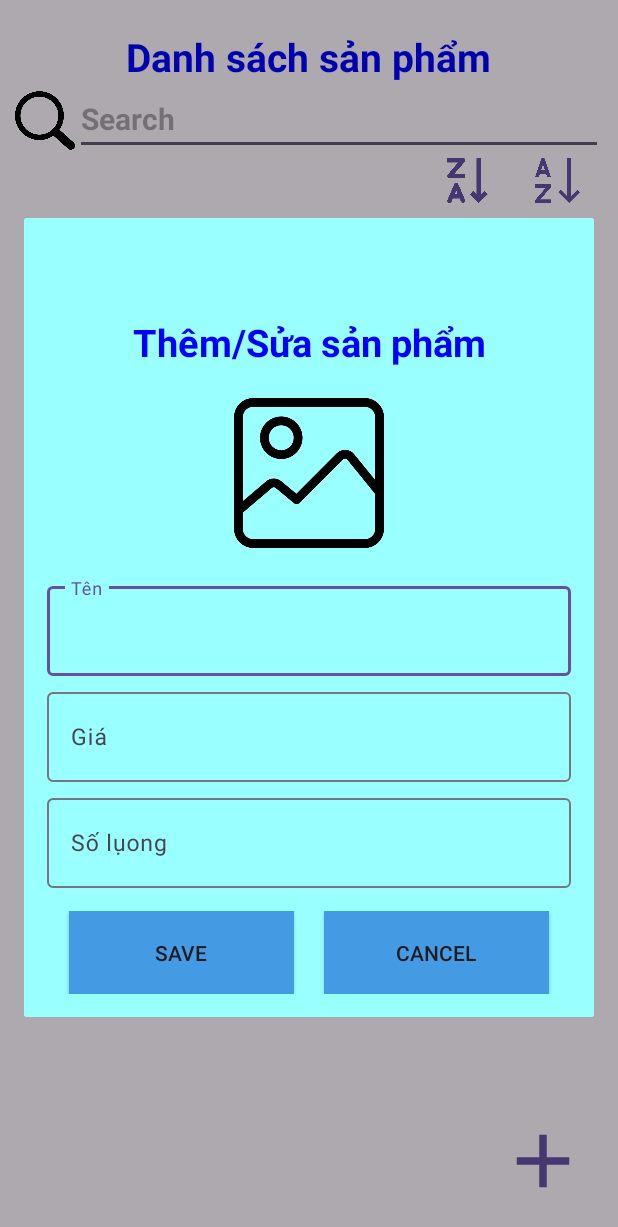
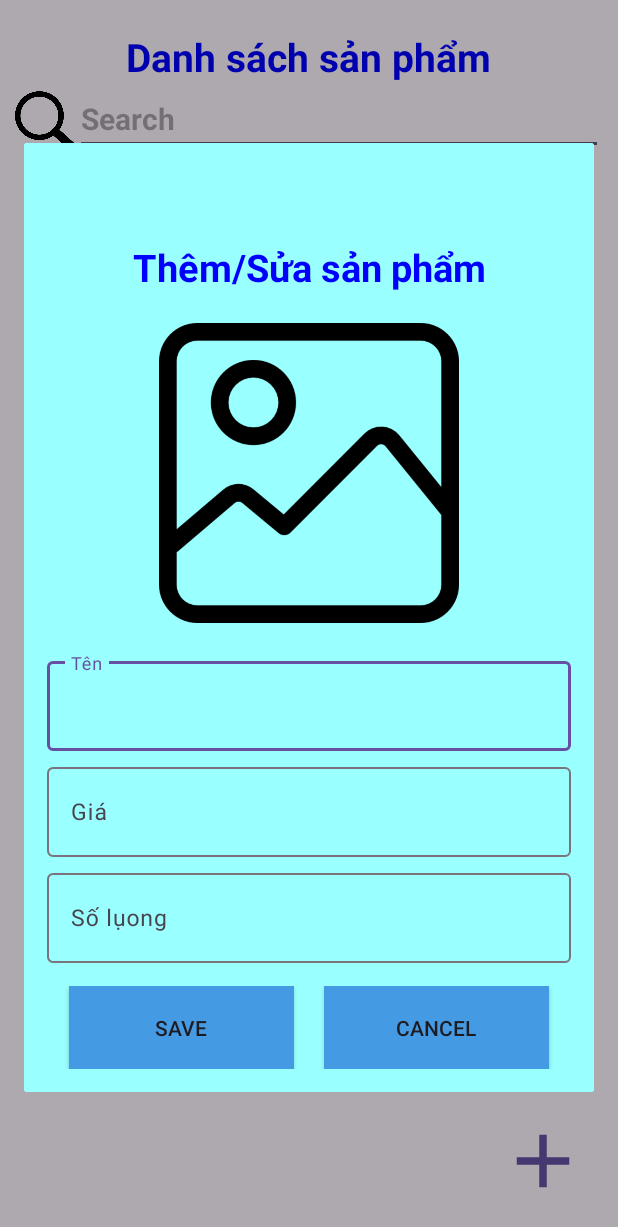
Before and after one commit to anhtaplaptrinh/Assgment1_ph43396_Rest_API, an Android app: the Home screen opened directly, with no data from a screen before it, after a tap on an icon or button, on a phone screen of 412 x 824 dp. Shown: the top 1227 px of the screen. Run offline under Robolectric (Android 15) with nearby library versions, the phone set to English and light mode, and no system bars; pictures from the network do not load.

Commit message:
update asm2

```diff
--- a/app/src/main/java/com/example/assgment_ph43396_rest_api_and/APIServer.java
+++ b/app/src/main/java/com/example/assgment_ph43396_rest_api_and/APIServer.java
@@ -37,7 +37,7 @@ public interface APIServer {
     @Multipart
     @POST("/api/add")
     Call<SanphamModel> addSanpham(@PartMap Map<String, RequestBody> requestBodyMap,
-                     @Part MultipartBody.Part imageCay);
+                     @Part MultipartBody.Part imageSanpham);
 
     @DELETE("/api/delete/{id}")
     Call<Void> deleteSanpham(@Path("id") String id);
@@ -46,7 +46,7 @@ public interface APIServer {
     @PUT("/api/update/{id}")
     Call<SanphamModel> updateSanpham(@PartMap Map<String, RequestBody> requestBodyMap,
                         @Path("id") String id,
-                        @Part MultipartBody.Part imageCay
+                        @Part MultipartBody.Part imageSanPham
     );
 
     @Multipart
@@ -56,7 +56,7 @@ public interface APIServer {
     );
 
     @GET("/api/search")
-    Call<List<SanphamModel>> searchCay(@Query("key") String query);
+    Call<List<SanphamModel>> searchSanPham(@Query("key") String query);
     @GET("/api/giam-dan")
     Call<List<SanphamModel>> getGiam();
 
--- a/app/src/main/java/com/example/assgment_ph43396_rest_api_and/Home.java
+++ b/app/src/main/java/com/example/assgment_ph43396_rest_api_and/Home.java
@@ -208,7 +208,7 @@ public class Home extends AppCompatActivity {
         if (type != 0){
             edten.setText(sanphamModel.getTen());
             edgia.setText(sanphamModel.getGia()+"");
-            edsoluong = dialog.findViewById(R.id.edtsoluong);
+            edsoluong.setText(sanphamModel.getSoluong()+"");
             Glide.with(context)
                     .load(sanphamModel.getAnh())
                     .thumbnail(Glide.with(context).load(R.drawable.loading))
@@ -427,7 +427,7 @@ public class Home extends AppCompatActivity {
     }
 
     private void searchSanphamModel(String keyword) {
-        Call<List<SanphamModel>> call = apiService.searchCay(keyword);
+        Call<List<SanphamModel>> call = apiService.searchSanPham(keyword);
         call.enqueue(new Callback<List<SanphamModel>>() {
             @Override
             public void onResponse(Call<List<SanphamModel>> call, Response<List<SanphamModel>> response) {
--- a/app/src/main/res/layout/dialog_save_upsate.xml
+++ b/app/src/main/res/layout/dialog_save_upsate.xml
@@ -20,8 +20,8 @@
     <ImageView
         android:id="@+id/imgImage"
         android:layout_marginTop="10dp"
-        android:layout_width="100dp"
-        android:layout_height="100dp"
+        android:layout_width="200dp"
+        android:layout_height="200dp"
         android:layout_gravity="center"
         android:src="@drawable/image"/>
 
```
